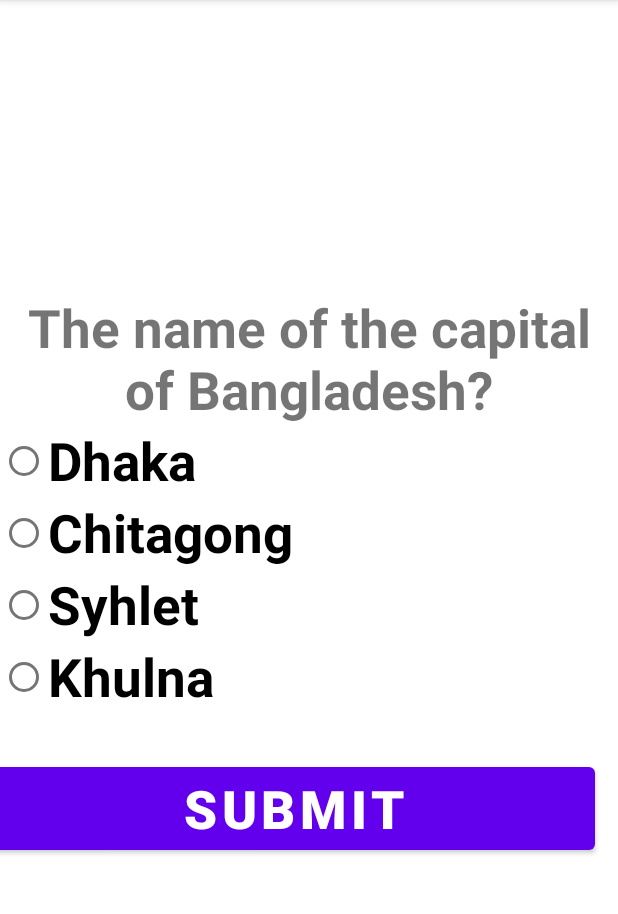
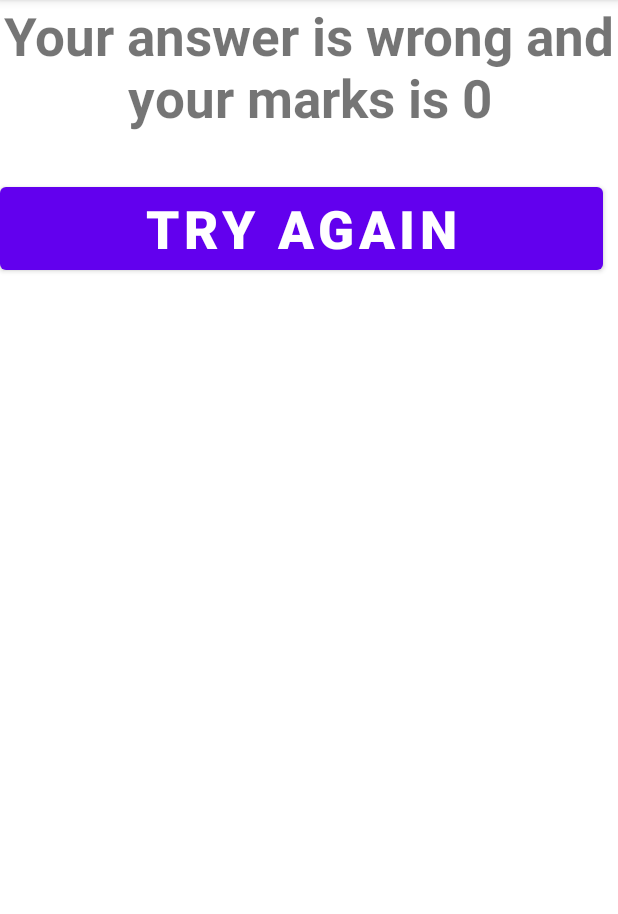
Before and after one commit to Nahid2194/Quiz_App_Android, an Android app: the screen it shows after launch (MainActivity before the commit, MainActivity2 after it), after a tap on "SUBMIT", on a phone screen of 412 x 824 dp, the part 84-998 px from its top. Run offline under Robolectric (Android 15) with nearby library versions, the phone set to English and light mode, and no system bars; 1 statement that could not run was skipped.

Commit message:
correct ans showing display

```diff
--- a/app/src/main/java/com/example/quiz_app/MainActivity.java
+++ b/app/src/main/java/com/example/quiz_app/MainActivity.java
@@ -2,6 +2,7 @@ package com.example.quiz_app;
 
 import androidx.appcompat.app.AppCompatActivity;
 
+import android.content.Intent;
 import android.os.Bundle;
 import android.view.View;
 import android.widget.RadioButton;
@@ -11,6 +12,7 @@ public class MainActivity extends AppCompatActivity {
 RadioGroup myRadioGroup;
 RadioButton myRadioButton;
 int mark;
+public static  String markExtraData = "";
     @Override
     protected void onCreate(Bundle savedInstanceState) {
         super.onCreate(savedInstanceState);
@@ -23,6 +25,14 @@ int mark;
         myRadioButton = findViewById(selectedRadioButtonId);
         if(myRadioButton.getText().toString().equals("Dhaka")){
          mark=5;
+            Intent myIntent = new Intent(MainActivity.this,MainActivity2.class);
+            myIntent.putExtra(markExtraData,mark);
+            startActivity(myIntent);
+        }else{
+            mark=0;
+            Intent myIntent = new Intent(MainActivity.this,MainActivity2.class);
+            myIntent.putExtra(markExtraData,mark);
+            startActivity(myIntent);
         }
     }
 }
--- a/app/src/main/java/com/example/quiz_app/MainActivity2.java
+++ b/app/src/main/java/com/example/quiz_app/MainActivity2.java
@@ -2,13 +2,31 @@ package com.example.quiz_app;
 
 import androidx.appcompat.app.AppCompatActivity;
 
+import android.content.Intent;
 import android.os.Bundle;
+import android.view.View;
+import android.widget.TextView;
 
 public class MainActivity2 extends AppCompatActivity {
+    TextView outputTextview;
 
     @Override
     protected void onCreate(Bundle savedInstanceState) {
         super.onCreate(savedInstanceState);
         setContentView(R.layout.activity_main2);
+        outputTextview = findViewById(R.id.outputTextViewId);
+        Intent myoutputIntent = getIntent();
+        int outmarks = myoutputIntent.getIntExtra(MainActivity.markExtraData,0);
+        if (outmarks == 5) {
+            outputTextview.setText("Your answer is correct and your marks is 5");
+        }else{
+            outputTextview.setText("Your answer is wrong and your marks is 0");
+        }
+    }
+
+    public void outputFunction(View view) {
+    }
+
+    public void tryFunction(View view) {
     }
 }
--- a/app/src/main/res/layout/activity_main2.xml
+++ b/app/src/main/res/layout/activity_main2.xml
@@ -3,7 +3,31 @@
     xmlns:app="http://schemas.android.com/apk/res-auto"
     xmlns:tools="http://schemas.android.com/tools"
     android:layout_width="match_parent"
+    android:orientation="vertical"
     android:layout_height="match_parent"
     tools:context=".MainActivity2">
 
+
+
+    <TextView
+        android:layout_width="match_parent"
+        android:layout_height="wrap_content"
+        android:id="@+id/outputTextViewId"
+        android:text=""
+        android:gravity="center"
+        android:onClick="outputFunction"
+        android:textSize="35sp"
+        android:textStyle="bold"
+        />
+
+    <Button
+        android:layout_marginTop="30dp"
+        android:id="@+id/tryButtonId"
+        android:onClick="tryFunction"
+        android:layout_width="match_parent"
+        android:layout_height="wrap_content"
+        android:text="Try Again"
+        android:textSize="35sp"
+        android:textStyle="bold"
+        android:layout_marginRight="10dp"/>
 </LinearLayout>
```
